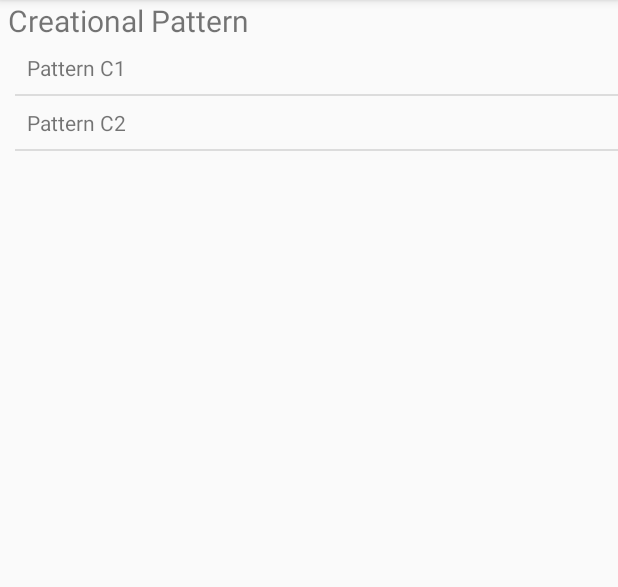
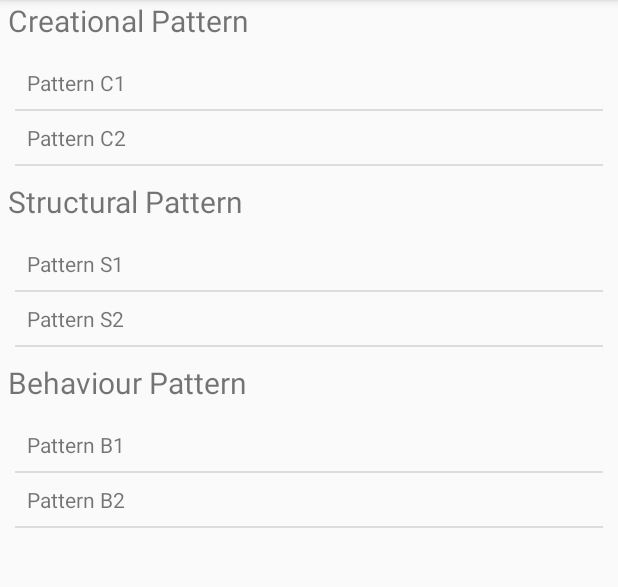
Before and after one commit to kelvinsaputra/DesignPattern, an Android app: the screen it shows after launch (MainActivity), on a phone screen of 412 x 824 dp, the part 84-671 px from its top. Run offline under Robolectric (Android 15) with nearby library versions, the phone set to English and light mode, and no system bars.

Commit message:
Recycleview MainActivity

```diff
--- a/androidFundamentals/designPattern/app/src/main/java/com/example/designpattern/MainActivity.kt
+++ b/androidFundamentals/designPattern/app/src/main/java/com/example/designpattern/MainActivity.kt
@@ -48,5 +48,35 @@ class MainActivity : AppCompatActivity(), MyRecyclerViewAdapter.ItemClickListene
             MyRecyclerViewAdapter(this, menuCreational)
         adapterCreational.setClickListener(this)
         recyclerViewCreational.adapter = adapterCreational
+
+
+
+        val recyclerViewStructural = findViewById<RecyclerView>(R.id.recycler_structural)
+        val layoutManagerStructural = LinearLayoutManager(this)
+        recyclerViewStructural.layoutManager = layoutManagerStructural
+        val dividerItemDecorationStructural = DividerItemDecoration(
+            recyclerViewStructural.context,
+            layoutManagerStructural.orientation
+        )
+        recyclerViewStructural.addItemDecoration(dividerItemDecorationStructural)
+        val adapterStructural =
+            MyRecyclerViewAdapter(this, menuStructural)
+        adapterStructural.setClickListener(this)
+        recyclerViewStructural.adapter = adapterStructural
+
+
+
+        val recyclerViewBehaviour = findViewById<RecyclerView>(R.id.recycler_behaviour)
+        val layoutManagerBehaviour= LinearLayoutManager(this)
+        recyclerViewBehaviour.layoutManager = layoutManagerBehaviour
+        val dividerItemDecorationBehaviour = DividerItemDecoration(
+            recyclerViewStructural.context,
+            layoutManagerStructural.orientation
+        )
+        recyclerViewBehaviour.addItemDecoration(dividerItemDecorationBehaviour)
+        val adapterBehaviour =
+            MyRecyclerViewAdapter(this, menuBehavioral)
+        adapterBehaviour.setClickListener(this)
+        recyclerViewBehaviour.adapter = adapterBehaviour
     }
 }
--- a/androidFundamentals/designPattern/app/src/main/res/layout/activity_main.xml
+++ b/androidFundamentals/designPattern/app/src/main/res/layout/activity_main.xml
@@ -21,8 +21,8 @@ tools:context=".MainActivity">
         xmlns:android="http://schemas.android.com/apk/res/android"
         android:id="@+id/recycler_creational"
         android:layout_width="match_parent"
-        android:layout_height="match_parent"
-        android:paddingLeft="10dp" />
+        android:layout_height="wrap_content"
+        android:padding="10dp" />
 
     <TextView
         android:id="@+id/textView2"
@@ -36,7 +36,22 @@ tools:context=".MainActivity">
         xmlns:android="http://schemas.android.com/apk/res/android"
         android:id="@+id/recycler_structural"
         android:layout_width="match_parent"
-        android:layout_height="match_parent"
-        android:paddingLeft="10dp" />
+        android:layout_height="wrap_content"
+        android:padding="10dp" />
+
+    <TextView
+        android:id="@+id/textView3"
+        android:layout_width="match_parent"
+        android:layout_height="wrap_content"
+        android:text="Behaviour Pattern"
+        android:textSize="20dp"
+        android:paddingLeft="5dp"/>
+
+    <androidx.recyclerview.widget.RecyclerView
+        xmlns:android="http://schemas.android.com/apk/res/android"
+        android:id="@+id/recycler_behaviour"
+        android:layout_width="match_parent"
+        android:layout_height="wrap_content"
+        android:padding="10dp" />
 
 </LinearLayout>
--- a/androidFundamentals/designPattern/app/src/main/res/layout/item_row.xml
+++ b/androidFundamentals/designPattern/app/src/main/res/layout/item_row.xml
@@ -9,8 +9,8 @@
 
     <TextView
         android:id="@+id/item_name"
-        android:layout_width="wrap_content"
-        android:layout_height="wrap_content"
+        android:layout_width="match_parent"
+        android:layout_height="match_parent"
         android:layout_weight="1"
         android:text="TextView" />
 
```
